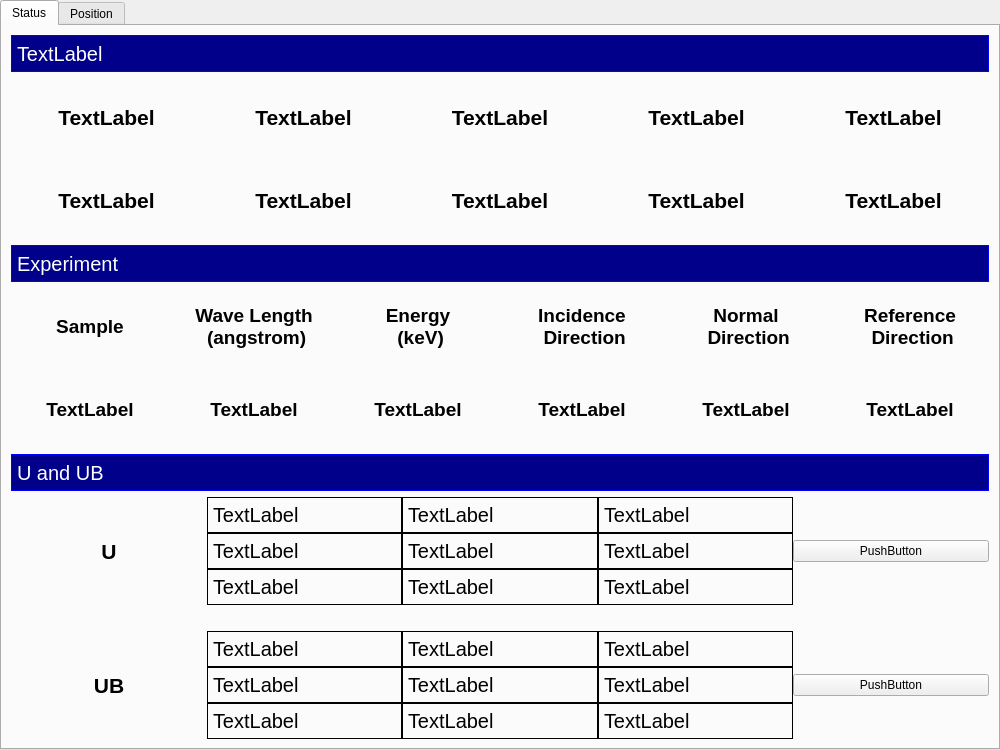
Above: gui/main.ui from HugoValim/DAF before the change. Below: the same form after it.
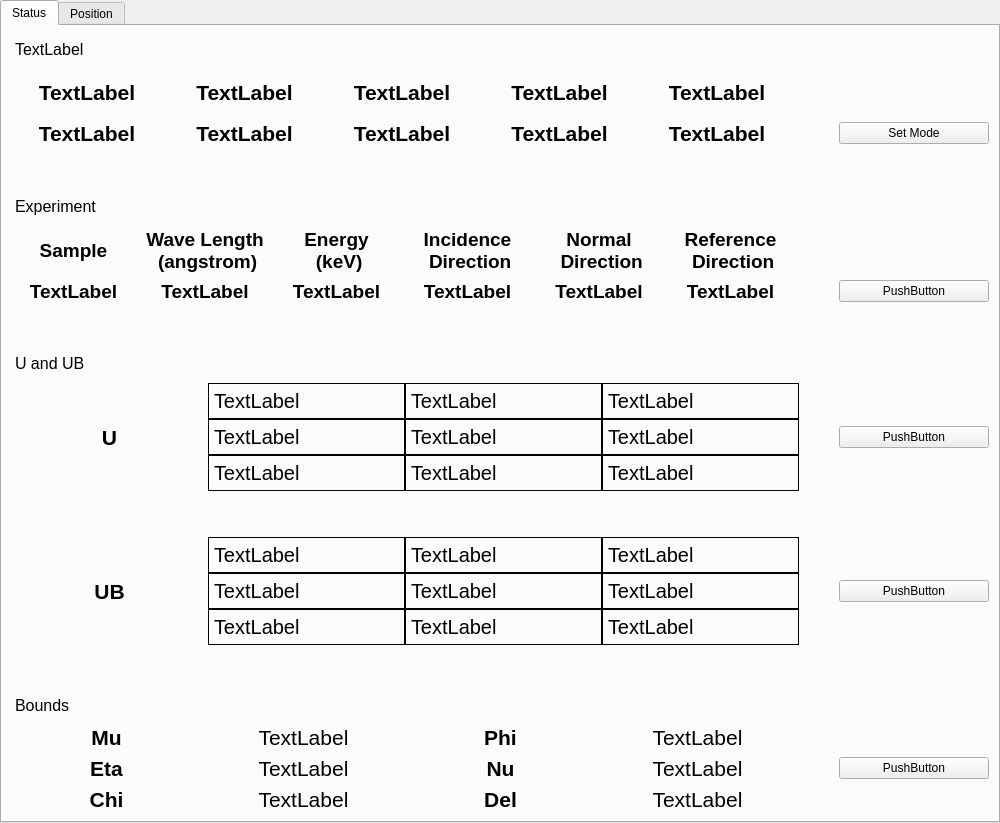
That is the form after the change. Custom widgets are drawn as their Qt base class.

```diff
--- a/gui/main.ui
+++ b/gui/main.ui
@@ -7,7 +7,7 @@
     <x>0</x>
     <y>0</y>
     <width>1000</width>
-    <height>750</height>
+    <height>823</height>
    </rect>
   </property>
   <property name="windowTitle">
@@ -52,12 +52,10 @@
          <property name="styleSheet">
           <string notr="true"> QLabel {
     qproperty-alignment: AlignCenter;
-    border: 1px solid rgb(0, 0,255);
-    background-color: rgb(0, 0, 139);
     padding: 5px 0px;
-    color: rgb(255, 255, 255);
-    max-height: 25px;
-    font-size: 20px;
+    color: rgb(0, 0, 0);
+    max-height: 18px;
+    font-size: 16px;
 }</string>
          </property>
          <property name="text">
@@ -67,6 +65,40 @@
        </item>
        <item>
         <layout class="QGridLayout" name="gridLayout_4">
+         <item row="1" column="2">
+          <widget class="QLabel" name="label_cons3">
+           <property name="font">
+            <font>
+             <pointsize>16</pointsize>
+             <weight>75</weight>
+             <bold>true</bold>
+            </font>
+           </property>
+           <property name="text">
+            <string>TextLabel</string>
+           </property>
+           <property name="alignment">
+            <set>Qt::AlignCenter</set>
+           </property>
+          </widget>
+         </item>
+         <item row="1" column="0">
+          <widget class="QLabel" name="label_cons1">
+           <property name="font">
+            <font>
+             <pointsize>16</pointsize>
+             <weight>75</weight>
+             <bold>true</bold>
+            </font>
+           </property>
+           <property name="text">
+            <string>TextLabel</string>
+           </property>
+           <property name="alignment">
+            <set>Qt::AlignCenter</set>
+           </property>
+          </widget>
+         </item>
          <item row="0" column="0">
           <widget class="QLabel" name="label_mode1">
            <property name="font">
@@ -84,6 +116,23 @@
            </property>
           </widget>
          </item>
+         <item row="1" column="3">
+          <widget class="QLabel" name="label_cons4">
+           <property name="font">
+            <font>
+             <pointsize>16</pointsize>
+             <weight>75</weight>
+             <bold>true</bold>
+            </font>
+           </property>
+           <property name="text">
+            <string>TextLabel</string>
+           </property>
+           <property name="alignment">
+            <set>Qt::AlignCenter</set>
+           </property>
+          </widget>
+         </item>
          <item row="0" column="4">
           <widget class="QLabel" name="label_mode5">
            <property name="font">
@@ -101,6 +150,23 @@
            </property>
           </widget>
          </item>
+         <item row="1" column="1">
+          <widget class="QLabel" name="label_cons2">
+           <property name="font">
+            <font>
+             <pointsize>16</pointsize>
+             <weight>75</weight>
+             <bold>true</bold>
+            </font>
+           </property>
+           <property name="text">
+            <string>TextLabel</string>
+           </property>
+           <property name="alignment">
+            <set>Qt::AlignCenter</set>
+           </property>
+          </widget>
+         </item>
          <item row="0" column="3">
           <widget class="QLabel" name="label_mode4">
            <property name="font">
@@ -118,6 +184,23 @@
            </property>
           </widget>
          </item>
+         <item row="1" column="4">
+          <widget class="QLabel" name="label_cons5">
+           <property name="font">
+            <font>
+             <pointsize>16</pointsize>
+             <weight>75</weight>
+             <bold>true</bold>
+            </font>
+           </property>
+           <property name="text">
+            <string>TextLabel</string>
+           </property>
+           <property name="alignment">
+            <set>Qt::AlignCenter</set>
+           </property>
+          </widget>
+         </item>
          <item row="0" column="1">
           <widget class="QLabel" name="label_mode2">
            <property name="font">
@@ -152,93 +235,70 @@
            </property>
           </widget>
          </item>
-         <item row="1" column="0">
-          <widget class="QLabel" name="label_cons1">
-           <property name="font">
-            <font>
-             <pointsize>16</pointsize>
-             <weight>75</weight>
-             <bold>true</bold>
-            </font>
+         <item row="1" column="6">
+          <widget class="PyDMRelatedDisplayButton" name="PyDMRelatedDisplayButton_2">
+           <property name="minimumSize">
+            <size>
+             <width>150</width>
+             <height>0</height>
+            </size>
            </property>
-           <property name="text">
-            <string>TextLabel</string>
+           <property name="maximumSize">
+            <size>
+             <width>150</width>
+             <height>16777215</height>
+            </size>
            </property>
-           <property name="alignment">
-            <set>Qt::AlignCenter</set>
+           <property name="toolTip">
+            <string/>
            </property>
-          </widget>
-         </item>
-         <item row="1" column="1">
-          <widget class="QLabel" name="label_cons2">
-           <property name="font">
-            <font>
-             <pointsize>16</pointsize>
-             <weight>75</weight>
-             <bold>true</bold>
-            </font>
-           </property>
            <property name="text">
-            <string>TextLabel</string>
+            <string>Set Mode</string>
            </property>
-           <property name="alignment">
-            <set>Qt::AlignCenter</set>
+           <property name="filenames" stdset="0">
+            <stringlist>
+             <string>set_mode.py</string>
+            </stringlist>
            </property>
-          </widget>
-         </item>
-         <item row="1" column="2">
-          <widget class="QLabel" name="label_cons3">
-           <property name="font">
-            <font>
-             <pointsize>16</pointsize>
-             <weight>75</weight>
-             <bold>true</bold>
-            </font>
+           <property name="openInNewWindow" stdset="0">
+            <bool>true</bool>
            </property>
-           <property name="text">
-            <string>TextLabel</string>
-           </property>
-           <property name="alignment">
-            <set>Qt::AlignCenter</set>
-           </property>
           </widget>
          </item>
-         <item row="1" column="3">
-          <widget class="QLabel" name="label_cons4">
-           <property name="font">
-            <font>
-             <pointsize>16</pointsize>
-             <weight>75</weight>
-             <bold>true</bold>
-            </font>
+         <item row="1" column="5">
+          <spacer name="horizontalSpacer_4">
+           <property name="orientation">
+            <enum>Qt::Horizontal</enum>
            </property>
-           <property name="text">
-            <string>TextLabel</string>
+           <property name="sizeType">
+            <enum>QSizePolicy::Fixed</enum>
            </property>
-           <property name="alignment">
-            <set>Qt::AlignCenter</set>
+           <property name="sizeHint" stdset="0">
+            <size>
+             <width>40</width>
+             <height>20</height>
+            </size>
            </property>
-          </widget>
-         </item>
-         <item row="1" column="4">
-          <widget class="QLabel" name="label_cons5">
-           <property name="font">
-            <font>
-             <pointsize>16</pointsize>
-             <weight>75</weight>
-             <bold>true</bold>
-            </font>
-           </property>
-           <property name="text">
-            <string>TextLabel</string>
-           </property>
-           <property name="alignment">
-            <set>Qt::AlignCenter</set>
-           </property>
-          </widget>
+          </spacer>
          </item>
         </layout>
        </item>
+       <item>
+        <spacer name="verticalSpacer_3">
+         <property name="orientation">
+          <enum>Qt::Vertical</enum>
+         </property>
+         <property name="sizeType">
+          <enum>QSizePolicy::Fixed</enum>
+         </property>
+         <property name="sizeHint" stdset="0">
+          <size>
+           <width>20</width>
+           <height>40</height>
+          </size>
+         </property>
+        </spacer>
+       </item>
        <item>
         <widget class="QLabel" name="label_6">
          <property name="font">
@@ -249,12 +309,10 @@
          <property name="styleSheet">
           <string notr="true"> QLabel {
     qproperty-alignment: AlignCenter;
-    border: 1px solid rgb(0, 0,255);
-    background-color: rgb(0, 0, 139);
     padding: 5px 0px;
-    color: rgb(255, 255, 255);
-    max-height: 25px;
-    font-size: 20px;
+    color: rgb(0, 0, 0);
+    max-height: 18px;
+    font-size: 16px;
 }</string>
          </property>
          <property name="text">
@@ -264,6 +322,24 @@
        </item>
        <item>
         <layout class="QGridLayout" name="gridLayout_5">
+         <item row="0" column="4">
+          <widget class="QLabel" name="label_16">
+           <property name="font">
+            <font>
+             <pointsize>14</pointsize>
+             <weight>75</weight>
+             <bold>true</bold>
+            </font>
+           </property>
+           <property name="text">
+            <string>Normal 
+ Direction</string>
+           </property>
+           <property name="alignment">
+            <set>Qt::AlignCenter</set>
+           </property>
+          </widget>
+         </item>
          <item row="0" column="0">
           <widget class="QLabel" name="label_8">
            <property name="font">
@@ -281,6 +357,40 @@
            </property>
           </widget>
          </item>
+         <item row="1" column="5">
+          <widget class="QLabel" name="label_exp6">
+           <property name="font">
+            <font>
+             <pointsize>14</pointsize>
+             <weight>75</weight>
+             <bold>true</bold>
+            </font>
+           </property>
+           <property name="text">
+            <string>TextLabel</string>
+           </property>
+           <property name="alignment">
+            <set>Qt::AlignCenter</set>
+           </property>
+          </widget>
+         </item>
+         <item row="1" column="2">
+          <widget class="QLabel" name="label_exp3">
+           <property name="font">
+            <font>
+             <pointsize>14</pointsize>
+             <weight>75</weight>
+             <bold>true</bold>
+            </font>
+           </property>
+           <property name="text">
+            <string>TextLabel</string>
+           </property>
+           <property name="alignment">
+            <set>Qt::AlignCenter</set>
+           </property>
+          </widget>
+         </item>
          <item row="0" column="2">
           <widget class="QLabel" name="label_12">
            <property name="font">
@@ -299,8 +409,8 @@
            </property>
           </widget>
          </item>
-         <item row="0" column="3">
-          <widget class="QLabel" name="label_14">
+         <item row="1" column="0">
+          <widget class="QLabel" name="label_exp1">
            <property name="font">
             <font>
              <pointsize>14</pointsize>
@@ -309,8 +419,24 @@
             </font>
            </property>
            <property name="text">
-            <string>Incidence 
- Direction</string>
+            <string>TextLabel</string>
+           </property>
+           <property name="alignment">
+            <set>Qt::AlignCenter</set>
+           </property>
+          </widget>
+         </item>
+         <item row="1" column="4">
+          <widget class="QLabel" name="label_exp5">
+           <property name="font">
+            <font>
+             <pointsize>14</pointsize>
+             <weight>75</weight>
+             <bold>true</bold>
+            </font>
+           </property>
+           <property name="text">
+            <string>TextLabel</string>
            </property>
            <property name="alignment">
             <set>Qt::AlignCenter</set>
@@ -335,8 +461,8 @@
            </property>
           </widget>
          </item>
-         <item row="0" column="4">
-          <widget class="QLabel" name="label_16">
+         <item row="1" column="3">
+          <widget class="QLabel" name="label_exp4">
            <property name="font">
             <font>
              <pointsize>14</pointsize>
@@ -345,7 +471,24 @@
             </font>
            </property>
            <property name="text">
-            <string>Normal 
+            <string>TextLabel</string>
+           </property>
+           <property name="alignment">
+            <set>Qt::AlignCenter</set>
+           </property>
+          </widget>
+         </item>
+         <item row="0" column="3">
+          <widget class="QLabel" name="label_14">
+           <property name="font">
+            <font>
+             <pointsize>14</pointsize>
+             <weight>75</weight>
+             <bold>true</bold>
+            </font>
+           </property>
+           <property name="text">
+            <string>Incidence 
  Direction</string>
            </property>
            <property name="alignment">
@@ -371,23 +514,6 @@
            </property>
           </widget>
          </item>
-         <item row="1" column="0">
-          <widget class="QLabel" name="label_exp1">
-           <property name="font">
-            <font>
-             <pointsize>14</pointsize>
-             <weight>75</weight>
-             <bold>true</bold>
-            </font>
-           </property>
-           <property name="text">
-            <string>TextLabel</string>
-           </property>
-           <property name="alignment">
-            <set>Qt::AlignCenter</set>
-           </property>
-          </widget>
-         </item>
          <item row="1" column="1">
           <widget class="QLabel" name="label_exp2">
            <property name="font">
@@ -405,87 +531,73 @@
            </property>
           </widget>
          </item>
-         <item row="1" column="2">
-          <widget class="QLabel" name="label_exp3">
-           <property name="font">
-            <font>
-             <pointsize>14</pointsize>
-             <weight>75</weight>
-             <bold>true</bold>
-            </font>
+         <item row="1" column="7">
+          <widget class="QPushButton" name="pushButton_5">
+           <property name="minimumSize">
+            <size>
+             <width>150</width>
+             <height>0</height>
+            </size>
            </property>
-           <property name="text">
-            <string>TextLabel</string>
+           <property name="maximumSize">
+            <size>
+             <width>150</width>
+             <height>16777215</height>
+            </size>
            </property>
-           <property name="alignment">
-            <set>Qt::AlignCenter</set>
-           </property>
-          </widget>
-         </item>
-         <item row="1" column="3">
-          <widget class="QLabel" name="label_exp4">
-           <property name="font">
-            <font>
-             <pointsize>14</pointsize>
-             <weight>75</weight>
-             <bold>true</bold>
-            </font>
-           </property>
            <property name="text">
-            <string>TextLabel</string>
+            <string>PushButton</string>
            </property>
-           <property name="alignment">
-            <set>Qt::AlignCenter</set>
-           </property>
           </widget>
          </item>
-         <item row="1" column="4">
-          <widget class="QLabel" name="label_exp5">
-           <property name="font">
-            <font>
-             <pointsize>14</pointsize>
-             <weight>75</weight>
-             <bold>true</bold>
-            </font>
+         <item row="1" column="6">
+          <spacer name="horizontalSpacer_5">
+           <property name="orientation">
+            <enum>Qt::Horizontal</enum>
            </property>
-           <property name="text">
-            <string>TextLabel</string>
+           <property name="sizeType">
+            <enum>QSizePolicy::Fixed</enum>
            </property>
-           <property name="alignment">
-            <set>Qt::AlignCenter</set>
+           <property name="sizeHint" stdset="0">
+            <size>
+             <width>40</width>
+             <height>20</height>
+            </size>
            </property>
-          </widget>
-         </item>
-         <item row="1" column="5">
-          <widget class="QLabel" name="label_exp6">
-           <property name="font">
-            <font>
-             <pointsize>14</pointsize>
-             <weight>75</weight>
-             <bold>true</bold>
-            </font>
-           </property>
-           <property name="text">
-            <string>TextLabel</string>
-           </property>
-           <property name="alignment">
-            <set>Qt::AlignCenter</set>
-           </property>
-          </widget>
+          </spacer>
          </item>
         </layout>
        </item>
+       <item>
+        <spacer name="verticalSpacer_4">
+         <property name="orientation">
+          <enum>Qt::Vertical</enum>
+         </property>
+         <property name="sizeType">
+          <enum>QSizePolicy::Fixed</enum>
+         </property>
+         <property name="sizeHint" stdset="0">
+          <size>
+           <width>20</width>
+           <height>40</height>
+          </size>
+         </property>
+        </spacer>
+       </item>
        <item>
         <widget class="QLabel" name="label_18">
+         <property name="font">
+          <font>
+           <pointsize>-1</pointsize>
+          </font>
+         </property>
          <property name="styleSheet">
           <string notr="true"> QLabel {
     qproperty-alignment: AlignCenter;
-    border: 1px solid rgb(0, 0,255);
-    background-color: rgb(0, 0, 139);
     padding: 5px 0px;
-    color: rgb(255, 255, 255);
-    max-height: 25px;
-    font-size: 20px;
+    color: rgb(0, 0, 0);
+    max-height: 18px;
+    font-size: 16px;
 }</string>
          </property>
          <property name="text">
@@ -668,13 +780,41 @@
            </property>
           </widget>
          </item>
-         <item row="2" column="4">
+         <item row="2" column="5">
           <widget class="QPushButton" name="pushButton_2">
+           <property name="minimumSize">
+            <size>
+             <width>150</width>
+             <height>0</height>
+            </size>
+           </property>
+           <property name="maximumSize">
+            <size>
+             <width>150</width>
+             <height>16777215</height>
+            </size>
+           </property>
            <property name="text">
             <string>PushButton</string>
            </property>
           </widget>
          </item>
+         <item row="2" column="4">
+          <spacer name="horizontalSpacer">
+           <property name="orientation">
+            <enum>Qt::Horizontal</enum>
+           </property>
+           <property name="sizeType">
+            <enum>QSizePolicy::Preferred</enum>
+           </property>
+           <property name="sizeHint" stdset="0">
+            <size>
+             <width>40</width>
+             <height>20</height>
+            </size>
+           </property>
+          </spacer>
+         </item>
         </layout>
        </item>
        <item>
@@ -688,7 +828,7 @@
          <property name="sizeHint" stdset="0">
           <size>
            <width>20</width>
-           <height>20</height>
+           <height>40</height>
           </size>
          </property>
         </spacer>
@@ -868,12 +1008,308 @@
            </property>
           </widget>
          </item>
-         <item row="1" column="4">
+         <item row="1" column="5">
           <widget class="QPushButton" name="pushButton">
+           <property name="minimumSize">
+            <size>
+             <width>150</width>
+             <height>0</height>
+            </size>
+           </property>
+           <property name="maximumSize">
+            <size>
+             <width>150</width>
+             <height>16777215</height>
+            </size>
+           </property>
            <property name="text">
             <string>PushButton</string>
            </property>
           </widget>
+         </item>
+         <item row="1" column="4">
+          <spacer name="horizontalSpacer_2">
+           <property name="orientation">
+            <enum>Qt::Horizontal</enum>
+           </property>
+           <property name="sizeType">
+            <enum>QSizePolicy::Preferred</enum>
+           </property>
+           <property name="sizeHint" stdset="0">
+            <size>
+             <width>40</width>
+             <height>20</height>
+            </size>
+           </property>
+          </spacer>
+         </item>
+        </layout>
+       </item>
+       <item>
+        <spacer name="verticalSpacer_6">
+         <property name="orientation">
+          <enum>Qt::Vertical</enum>
+         </property>
+         <property name="sizeType">
+          <enum>QSizePolicy::Fixed</enum>
+         </property>
+         <property name="sizeHint" stdset="0">
+          <size>
+           <width>20</width>
+           <height>40</height>
+          </size>
+         </property>
+        </spacer>
+       </item>
+       <item>
+        <widget class="QLabel" name="label_20">
+         <property name="font">
+          <font>
+           <pointsize>-1</pointsize>
+          </font>
+         </property>
+         <property name="styleSheet">
+          <string notr="true"> QLabel {
+    qproperty-alignment: AlignCenter;
+    padding: 5px 0px;
+    color: rgb(0, 0, 0);
+    max-height: 18px;
+    font-size: 16px;
+}</string>
+         </property>
+         <property name="text">
+          <string>Bounds</string>
+         </property>
+        </widget>
+       </item>
+       <item>
+        <layout class="QGridLayout" name="gridLayout_7">
+         <item row="1" column="0">
+          <widget class="QLabel" name="label_21">
+           <property name="font">
+            <font>
+             <pointsize>16</pointsize>
+             <weight>75</weight>
+             <bold>true</bold>
+            </font>
+           </property>
+           <property name="text">
+            <string>Eta</string>
+           </property>
+           <property name="alignment">
+            <set>Qt::AlignCenter</set>
+           </property>
+          </widget>
+         </item>
+         <item row="1" column="1">
+          <widget class="QLabel" name="label_eta_bounds">
+           <property name="font">
+            <font>
+             <pointsize>16</pointsize>
+            </font>
+           </property>
+           <property name="text">
+            <string>TextLabel</string>
+           </property>
+           <property name="alignment">
+            <set>Qt::AlignCenter</set>
+           </property>
+          </widget>
+         </item>
+         <item row="2" column="1">
+          <widget class="QLabel" name="label_chi_bounds">
+           <property name="font">
+            <font>
+             <pointsize>16</pointsize>
+            </font>
+           </property>
+           <property name="text">
+            <string>TextLabel</string>
+           </property>
+           <property name="alignment">
+            <set>Qt::AlignCenter</set>
+           </property>
+          </widget>
+         </item>
+         <item row="0" column="0">
+          <widget class="QLabel" name="label_23">
+           <property name="font">
+            <font>
+             <pointsize>16</pointsize>
+             <weight>75</weight>
+             <bold>true</bold>
+            </font>
+           </property>
+           <property name="text">
+            <string>Mu</string>
+           </property>
+           <property name="alignment">
+            <set>Qt::AlignCenter</set>
+           </property>
+          </widget>
+         </item>
+         <item row="0" column="2">
+          <widget class="QLabel" name="label_27">
+           <property name="font">
+            <font>
+             <pointsize>16</pointsize>
+             <weight>75</weight>
+             <bold>true</bold>
+            </font>
+           </property>
+           <property name="text">
+            <string>Phi</string>
+           </property>
+           <property name="alignment">
+            <set>Qt::AlignCenter</set>
+           </property>
+          </widget>
+         </item>
+         <item row="1" column="2">
+          <widget class="QLabel" name="label_28">
+           <property name="font">
+            <font>
+             <pointsize>16</pointsize>
+             <weight>75</weight>
+             <bold>true</bold>
+            </font>
+           </property>
+           <property name="text">
+            <string>Nu</string>
+           </property>
+           <property name="alignment">
+            <set>Qt::AlignCenter</set>
+           </property>
+          </widget>
+         </item>
+         <item row="1" column="3">
+          <widget class="QLabel" name="label_nu_bounds">
+           <property name="font">
+            <font>
+             <pointsize>16</pointsize>
+            </font>
+           </property>
+           <property name="text">
+            <string>TextLabel</string>
+           </property>
+           <property name="alignment">
+            <set>Qt::AlignCenter</set>
+           </property>
+          </widget>
+         </item>
+         <item row="1" column="5">
+          <widget class="QPushButton" name="pushButton_3">
+           <property name="minimumSize">
+            <size>
+             <width>150</width>
+             <height>0</height>
+            </size>
+           </property>
+           <property name="maximumSize">
+            <size>
+             <width>150</width>
+             <height>16777215</height>
+            </size>
+           </property>
+           <property name="text">
+            <string>PushButton</string>
+           </property>
+          </widget>
+         </item>
+         <item row="0" column="1">
+          <widget class="QLabel" name="label_mu_bounds">
+           <property name="font">
+            <font>
+             <pointsize>16</pointsize>
+            </font>
+           </property>
+           <property name="text">
+            <string>TextLabel</string>
+           </property>
+           <property name="alignment">
+            <set>Qt::AlignCenter</set>
+           </property>
+          </widget>
+         </item>
+         <item row="2" column="2">
+          <widget class="QLabel" name="label_29">
+           <property name="font">
+            <font>
+             <pointsize>16</pointsize>
+             <weight>75</weight>
+             <bold>true</bold>
+            </font>
+           </property>
+           <property name="text">
+            <string>Del</string>
+           </property>
+           <property name="alignment">
+            <set>Qt::AlignCenter</set>
+           </property>
+          </widget>
+         </item>
+         <item row="2" column="3">
+          <widget class="QLabel" name="label_del_bounds">
+           <property name="font">
+            <font>
+             <pointsize>16</pointsize>
+            </font>
+           </property>
+           <property name="text">
+            <string>TextLabel</string>
+           </property>
+           <property name="alignment">
+            <set>Qt::AlignCenter</set>
+           </property>
+          </widget>
+         </item>
+         <item row="2" column="0">
+          <widget class="QLabel" name="label_25">
+           <property name="font">
+            <font>
+             <pointsize>16</pointsize>
+             <weight>75</weight>
+             <bold>true</bold>
+            </font>
+           </property>
+           <property name="text">
+            <string>Chi</string>
+           </property>
+           <property name="alignment">
+            <set>Qt::AlignCenter</set>
+           </property>
+          </widget>
+         </item>
+         <item row="0" column="3">
+          <widget class="QLabel" name="label_phi_bounds">
+           <property name="font">
+            <font>
+             <pointsize>16</pointsize>
+            </font>
+           </property>
+           <property name="text">
+            <string>TextLabel</string>
+           </property>
+           <property name="alignment">
+            <set>Qt::AlignCenter</set>
+           </property>
+          </widget>
+         </item>
+         <item row="1" column="4">
+          <spacer name="horizontalSpacer_3">
+           <property name="orientation">
+            <enum>Qt::Horizontal</enum>
+           </property>
+           <property name="sizeType">
+            <enum>QSizePolicy::Preferred</enum>
+           </property>
+           <property name="sizeHint" stdset="0">
+            <size>
+             <width>40</width>
+             <height>20</height>
+            </size>
+           </property>
+          </spacer>
          </item>
         </layout>
        </item>
@@ -900,12 +1336,10 @@
          <property name="styleSheet">
           <string notr="true"> QLabel {
     qproperty-alignment: AlignCenter;
-    border: 1px solid rgb(0, 0,255);
-    background-color: rgb(0, 0, 139);
     padding: 5px 0px;
-    color: rgb(255, 255, 255);
-    max-height: 25px;
-    font-size: 14px;
+    color: rgb(0, 0, 0);
+    max-height: 18px;
+    font-size: 16px;
 }</string>
          </property>
          <property name="text">
@@ -1056,18 +1490,15 @@
          <property name="font">
           <font>
            <pointsize>-1</pointsize>
-           <kerning>true</kerning>
           </font>
          </property>
          <property name="styleSheet">
           <string notr="true"> QLabel {
     qproperty-alignment: AlignCenter;
-    border: 1px solid rgb(0, 0,255);
-    background-color: rgb(0, 0, 139);
     padding: 5px 0px;
-    color: rgb(255, 255, 255);
-    max-height: 25px;
-    font-size: 14px;
+    color: rgb(0, 0, 0);
+    max-height: 18px;
+    font-size: 16px;
 }</string>
          </property>
          <property name="text">
@@ -1554,12 +1985,10 @@
            <property name="styleSheet">
             <string notr="true"> QLabel {
     qproperty-alignment: AlignCenter;
-    border: 1px solid rgb(0, 0,255);
-    background-color: rgb(0, 0, 139);
     padding: 5px 0px;
-    color: rgb(255, 255, 255);
-    max-height: 25px;
-    font-size: 14px;
+    color: rgb(0, 0, 0);
+    max-height: 18px;
+    font-size: 16px;
 }</string>
            </property>
            <property name="text">
```
